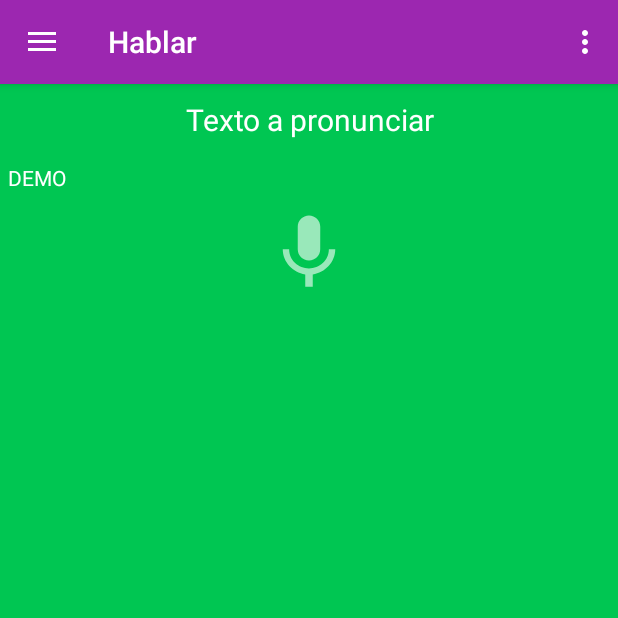
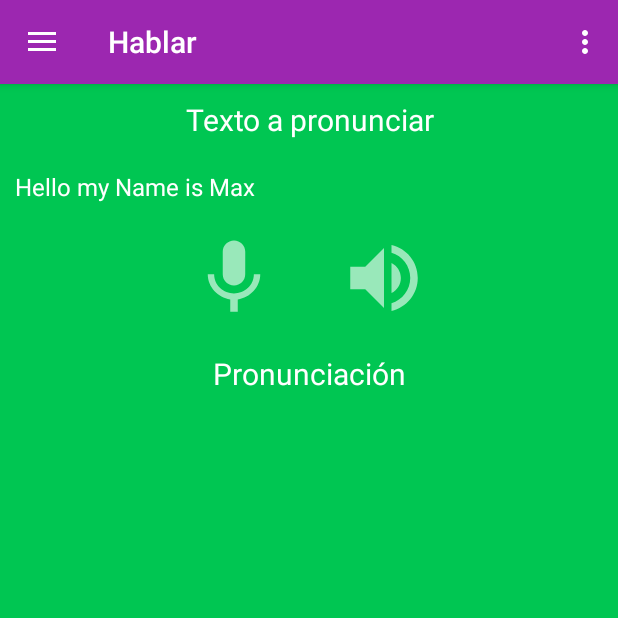
Before and after one commit to XamDR/EzEnglish, an Android app: the screen it shows after launch (MainActivity), in the side drawer, after a tap on "Hablar", on a phone screen of 412 x 824 dp, the top half of it. Run offline under Robolectric (Android 15) with nearby library versions, the phone set to English and light mode, and no system bars; our stand-ins replace Firebase (no records; nobody signed in at launch, a user with empty details on screens opened directly), data binding, navigation-ui.

Commit message:
Added Text to Speech and Speech to Text functionality.

```diff
--- a/app/src/main/AndroidManifest.xml
+++ b/app/src/main/AndroidManifest.xml
@@ -1,6 +1,8 @@
 <?xml version="1.0" encoding="utf-8"?>
 <manifest xmlns:android="http://schemas.android.com/apk/res/android"
     package="drm.ezenglish">
+
+    <uses-permission android:name="android.permission.RECORD_AUDIO"/>
 
     <application
         android:allowBackup="true"
--- a/app/src/main/java/drm/ezenglish/activities/MainActivity.kt
+++ b/app/src/main/java/drm/ezenglish/activities/MainActivity.kt
@@ -13,10 +13,15 @@ import androidx.navigation.ui.navigateUp
 import androidx.navigation.ui.setupActionBarWithNavController
 import androidx.navigation.ui.setupWithNavController
 import com.google.android.material.navigation.NavigationView
+import com.google.firebase.FirebaseApp
+import com.google.firebase.database.DatabaseReference
+import com.google.firebase.database.FirebaseDatabase
 import drm.ezenglish.R
 
 class MainActivity : AppCompatActivity() {
 
+	lateinit var dbReference: DatabaseReference
+	private lateinit var firebaseDatabase: FirebaseDatabase
 	private lateinit var appBarConfiguration: AppBarConfiguration
 
 	override fun onCreate(savedInstanceState: Bundle?) {
@@ -35,6 +40,15 @@ class MainActivity : AppCompatActivity() {
 		)
 		setupActionBarWithNavController(navController, appBarConfiguration)
 		navView.setupWithNavController(navController)
+
+		dbReference = FirebaseDatabase.getInstance().reference
+		initFirebase()
+	}
+
+	private fun initFirebase() {
+		FirebaseApp.initializeApp(application)
+		firebaseDatabase = FirebaseDatabase.getInstance()
+		dbReference = firebaseDatabase.reference
 	}
 
 	override fun onCreateOptionsMenu(menu: Menu): Boolean {
--- a/app/src/main/java/drm/ezenglish/adapters/QuestionWritingAdapter.kt
+++ /dev/null
@@ -1,4 +0,0 @@
-package drm.ezenglish.adapters
-
-class QuestionWritingAdapter {
-}
--- /dev/null
+++ b/app/src/main/java/drm/ezenglish/entities/Speech.kt
@@ -0,0 +1,4 @@
+package drm.ezenglish.entities
+
+data class Speech(val text: String = "Hello my Name is Max", val userSaid: String = "",
+                  val isListening: Boolean = false, val error: String? = null)
--- a/app/src/main/java/drm/ezenglish/util/TTSManager.kt
+++ b/app/src/main/java/drm/ezenglish/util/TTSManager.kt
@@ -1,10 +1,8 @@
 package drm.ezenglish.util
 
 import android.content.Context
-import android.os.Build
 import android.speech.tts.TextToSpeech
 import android.widget.Toast
-import androidx.annotation.RequiresApi
 import java.util.*
 
 class TTSManager(private val context: Context) {
@@ -19,7 +17,6 @@ class TTSManager(private val context: Context) {
         }
     }
 
-    @RequiresApi(Build.VERSION_CODES.LOLLIPOP)
     fun speak(text: String, isInitial: Boolean) {
         if (isInitial) {
             tts.speak(text, TextToSpeech.QUEUE_FLUSH, null, null)
--- /dev/null
+++ b/app/src/main/java/drm/ezenglish/viewmodels/SpeakingViewModel.kt
@@ -0,0 +1,119 @@
+package drm.ezenglish.viewmodels
+
+import android.Manifest
+import android.content.Intent
+import android.content.pm.PackageManager
+import android.os.Bundle
+import android.speech.RecognitionListener
+import android.speech.RecognizerIntent
+import android.speech.SpeechRecognizer.*
+import android.widget.Toast
+import androidx.core.content.ContextCompat
+import androidx.lifecycle.AndroidViewModel
+import androidx.lifecycle.LiveData
+import androidx.lifecycle.MutableLiveData
+import drm.ezenglish.App
+import drm.ezenglish.entities.Speech
+import drm.ezenglish.util.TTSManager
+import java.util.*
+
+class SpeakingViewModel(private val app: App) : AndroidViewModel(app), RecognitionListener {
+
+    val speech: LiveData<Speech>
+        get() = _speech
+    private val _speech = MutableLiveData(Speech())
+
+    val permissionToRecordAudio = MutableLiveData(checkAudioRecordingPermission(context = app))
+
+    private val isListening = speech.value?.isListening ?: false
+
+    private val recognizerIntent = Intent(RecognizerIntent.ACTION_RECOGNIZE_SPEECH).apply {
+        putExtra(RecognizerIntent.EXTRA_LANGUAGE_MODEL, RecognizerIntent.LANGUAGE_MODEL_FREE_FORM)
+        putExtra(RecognizerIntent.EXTRA_LANGUAGE, Locale.getDefault())
+        putExtra(RecognizerIntent.EXTRA_PARTIAL_RESULTS, true)
+    }
+
+    private val speechRecognizer = createSpeechRecognizer(app).apply {
+        setRecognitionListener(this@SpeakingViewModel)
+    }
+
+    private val ttsManager = TTSManager(app).apply {
+        init()
+    }
+
+    fun recordSpeech() {
+        if (isListening) {
+            stopListening()
+            Toast.makeText(app, "Grabación finalizada", Toast.LENGTH_SHORT).show()
+        }
+        else {
+            startListening()
+        }
+    }
+
+    fun speakText() {
+        speech.value?.text?.let { ttsManager.speak(it, true) }
+    }
+
+    fun cleanUp() = ttsManager.shutDown()
+
+    private fun startListening() {
+        speechRecognizer.startListening(recognizerIntent)
+        notifyListening(true)
+        Toast.makeText(app, "Grabación iniciada", Toast.LENGTH_SHORT).show()
+    }
+
+    private fun stopListening() {
+        speechRecognizer.stopListening()
+        notifyListening(false)
+    }
+
+    private fun checkAudioRecordingPermission(context: App) =
+        ContextCompat.checkSelfPermission(context, Manifest.permission.RECORD_AUDIO) == PackageManager.PERMISSION_GRANTED
+
+    private fun notifyListening(isRecording: Boolean) {
+        _speech.value = _speech.value?.copy(isListening = isRecording)
+    }
+
+    private fun updateResults(speechBundle: Bundle?) {
+        val userSaid = speechBundle?.getStringArrayList(RESULTS_RECOGNITION)
+        _speech.value = _speech.value?.copy(userSaid = userSaid?.get(0) ?: "")
+    }
+
+    override fun onEndOfSpeech() {
+        notifyListening(false)
+    }
+
+    override fun onError(error: Int) {
+        _speech.value = _speech.value?.copy(error = when (error) {
+            ERROR_AUDIO -> "Error de audio"
+            ERROR_CLIENT -> "Error del cliente"
+            ERROR_INSUFFICIENT_PERMISSIONS -> "Error de permisos"
+            ERROR_NETWORK -> "Error de red"
+            ERROR_NETWORK_TIMEOUT -> "Error de tiempo agotado en la red"
+            ERROR_NO_MATCH -> "Error de match"
+            ERROR_RECOGNIZER_BUSY -> "Error de disponibilidad"
+            ERROR_SERVER -> "Error de servidor"
+            ERROR_SPEECH_TIMEOUT -> "Error de tiempo agotado"
+            else -> "Error desconocido"
+        })
+    }
+
+    override fun onResults(results: Bundle?) {
+        updateResults(results)
+    }
+
+    override fun onPartialResults(partialResults: Bundle?) {
+        updateResults(partialResults)
+    }
+
+    override fun onReadyForSpeech(params: Bundle?) { }
+
+    override fun onBeginningOfSpeech() { }
+
+    override fun onRmsChanged(rmsdB: Float) { }
+
+    override fun onBufferReceived(buffer: ByteArray?) { }
+
+    override fun onEvent(eventType: Int, params: Bundle?) { }
+}
--- a/app/src/main/java/drm/ezenglish/views/SpeakingFragment.kt
+++ b/app/src/main/java/drm/ezenglish/views/SpeakingFragment.kt
@@ -1,19 +1,56 @@
 package drm.ezenglish.views
 
+import android.content.pm.PackageManager
 import android.os.Bundle
-import androidx.fragment.app.Fragment
 import android.view.LayoutInflater
 import android.view.View
 import android.view.ViewGroup
+import androidx.core.app.ActivityCompat
+import androidx.databinding.DataBindingUtil
+import androidx.fragment.app.Fragment
+import drm.ezenglish.App
 import drm.ezenglish.R
+import drm.ezenglish.databinding.FragmentSpeakingBinding
+import drm.ezenglish.viewmodels.SpeakingViewModel
 
 class SpeakingFragment : Fragment() {
 
-    override fun onCreateView(
-        inflater: LayoutInflater, container: ViewGroup?,
-        savedInstanceState: Bundle?
+    private lateinit var viewModel: SpeakingViewModel
+    private lateinit var binding: FragmentSpeakingBinding
+    private val REQUEST_RECORD_AUDIO_PERMISSION = 100
+
+    override fun onActivityCreated(savedInstanceState: Bundle?) {
+        super.onActivityCreated(savedInstanceState)
+        viewModel = SpeakingViewModel(requireActivity().application as App)
+        binding.viewModel = viewModel
+        viewModel.permissionToRecordAudio.observe(viewLifecycleOwner, {
+            if (!it) {
+                val permissions = arrayOf(android.Manifest.permission.RECORD_AUDIO)
+                ActivityCompat.requestPermissions(requireActivity(), permissions, REQUEST_RECORD_AUDIO_PERMISSION)
+            }
+        })
+    }
+
+    override fun onCreateView(inflater: LayoutInflater, container: ViewGroup?, savedInstanceState: Bundle?
     ): View? {
-        val rootView = inflater.inflate(R.layout.fragment_speaking, container, false)
-        return rootView
+        binding = DataBindingUtil.inflate(inflater, R.layout.fragment_speaking, container, false)
+        binding.lifecycleOwner = this
+        return binding.root
+    }
+
+    override fun onRequestPermissionsResult(requestCode: Int, permissions: Array<out String>, grantResults: IntArray) {
+        super.onRequestPermissionsResult(requestCode, permissions, grantResults)
+        if (requestCode == REQUEST_RECORD_AUDIO_PERMISSION) {
+            viewModel.permissionToRecordAudio.value = grantResults[0] == PackageManager.PERMISSION_GRANTED
+        }
+
+        if (viewModel.permissionToRecordAudio.value!!) {
+            viewModel.recordSpeech()
+        }
+    }
+
+    override fun onStop() {
+        super.onStop()
+        viewModel.cleanUp()
     }
 }
--- /dev/null
+++ b/app/src/main/res/drawable-anydpi/ic_speaker.xml
@@ -0,0 +1,11 @@
+<vector xmlns:android="http://schemas.android.com/apk/res/android"
+    android:width="24dp"
+    android:height="24dp"
+    android:viewportWidth="24"
+    android:viewportHeight="24"
+    android:tint="#333333"
+    android:alpha="0.6">
+  <path
+      android:fillColor="@android:color/white"
+      android:pathData="M3,9v6h4l5,5L12,4L7,9L3,9zM16.5,12c0,-1.77 -1.02,-3.29 -2.5,-4.03v8.05c1.48,-0.73 2.5,-2.25 2.5,-4.02zM14,3.23v2.06c2.89,0.86 5,3.54 5,6.71s-2.11,5.85 -5,6.71v2.06c4.01,-0.91 7,-4.49 7,-8.77s-2.99,-7.86 -7,-8.77z"/>
+</vector>
--- a/app/src/main/res/layout/fragment_speaking.xml
+++ b/app/src/main/res/layout/fragment_speaking.xml
@@ -1,6 +1,14 @@
 <?xml version="1.0" encoding="utf-8"?>
-<LinearLayout xmlns:android="http://schemas.android.com/apk/res/android"
-    xmlns:tools="http://schemas.android.com/tools"
+<layout xmlns:android="http://schemas.android.com/apk/res/android"
+    xmlns:tools="http://schemas.android.com/tools">
+
+    <data>
+        <variable
+            name="viewModel"
+            type="drm.ezenglish.viewmodels.SpeakingViewModel" />
+    </data>
+
+    <LinearLayout
         android:layout_width="match_parent"
         android:layout_height="match_parent"
         android:orientation="vertical"
@@ -19,24 +27,70 @@
         <TextView
             android:layout_width="match_parent"
             android:layout_height="wrap_content"
-        android:layout_margin="5dp"
-        android:text="DEMO"
+            android:layout_margin="10dp"
             android:textColor="@color/primaryTextColor"
-        tools:ignore="HardcodedText" />
+            android:textSize="16sp"
+            android:singleLine="false"
+            android:scrollbars="vertical"
+            android:text="@{viewModel.speech.text}"
+            tools:text="DEMO" />
+
+        <LinearLayout
+            android:layout_width="match_parent"
+            android:layout_height="wrap_content"
+            android:gravity="center"
+            android:orientation="horizontal">
 
             <ImageButton
                 android:layout_width="60dp"
                 android:layout_height="60dp"
                 android:layout_gravity="center"
-        android:layout_margin="5dp"
+                android:layout_marginTop="10dp"
+                android:layout_marginBottom="10dp"
+                android:layout_marginEnd="20dp"
                 android:background="@color/primaryColor"
                 android:contentDescription="@string/btn_micro_desc"
                 android:scaleType="fitCenter"
                 android:src="@drawable/ic_mic"
-        android:tint="@color/primaryTextColor" />
+                android:tint="@color/primaryTextColor"
+                android:onClick="@{() -> viewModel.recordSpeech()}"/>
+
+            <ImageButton
+                android:layout_width="60dp"
+                android:layout_height="60dp"
+                android:layout_gravity="center"
+                android:layout_marginTop="10dp"
+                android:layout_marginBottom="10dp"
+                android:layout_marginStart="20dp"
+                android:background="@color/primaryColor"
+                android:contentDescription="@string/btn_micro_desc"
+                android:scaleType="fitCenter"
+                android:src="@drawable/ic_speaker"
+                android:tint="@color/primaryTextColor"
+                android:onClick="@{() -> viewModel.speakText()}"/>
+        </LinearLayout>
 
         <TextView
             android:layout_width="match_parent"
-        android:layout_height="wrap_content"/>
+            android:layout_height="wrap_content"
+            android:gravity="center"
+            android:layout_margin="10dp"
+            android:textColor="@color/primaryTextColor"
+            android:textSize="20sp"
+            android:singleLine="false"
+            android:scrollbars="vertical"
+            android:text="@string/show_pronunciation"/>
+
+        <TextView
+            android:layout_width="match_parent"
+            android:layout_height="wrap_content"
+            android:layout_margin="10dp"
+            android:textColor="@color/primaryTextColor"
+            android:textSize="16sp"
+            android:singleLine="false"
+            android:scrollbars="vertical"
+            android:text='@{viewModel.speech.userSaid}'
+            tools:text="Result" />
 
     </LinearLayout>
+</layout>
--- a/app/src/main/res/values/strings.xml
+++ b/app/src/main/res/values/strings.xml
@@ -27,5 +27,6 @@
     <string name="ok_button">Aceptar</string>
     <string name="change_theme">Cambiar tema</string>
     <string name="show_score">Ver Puntaje</string>
+    <string name="show_pronunciation">Pronunciación</string>
 
 </resources>
```
Also changed, not shown: app/build.gradle (+5 -5 lines), app/src/main/java/drm/ezenglish/util/DB.kt (deleted, +0 -12 lines), app/src/main/java/drm/ezenglish/util/SqlConnectionHelper.kt (deleted, +0 -17 lines), app/src/main/java/drm/ezenglish/viewmodels/ListeningViewModel.kt (+15 -15 lines), app/src/main/java/drm/ezenglish/views/ListeningFragment.kt (+10 -7 lines), app/src/main/res/drawable-hdpi/ic_speaker.png (added), app/src/main/res/drawable-mdpi/ic_speaker.png (added), app/src/main/res/drawable-xhdpi/ic_speaker.png (added), app/src/main/res/drawable-xxhdpi/ic_speaker.png (added). Lines whose indentation alone changed are shown as unchanged.
